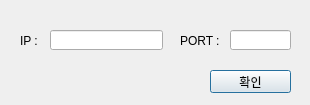
Old version of the form CCTV/QTui/alert_option.ui in the repository heisyoung/ELK-Project.
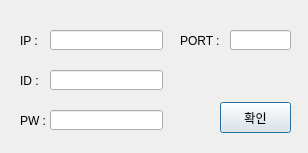
New version of the form.

Commit message: ES ID/PW 입력 추가

The edit to the form file:
```diff
--- a/CCTV/QTui/alert_option.ui
+++ b/CCTV/QTui/alert_option.ui
@@ -6,8 +6,8 @@
    <rect>
     <x>0</x>
     <y>0</y>
-    <width>310</width>
-    <height>105</height>
+    <width>308</width>
+    <height>153</height>
    </rect>
   </property>
   <property name="windowTitle">
@@ -65,16 +65,68 @@
   <widget class="QPushButton" name="okbtn">
    <property name="geometry">
     <rect>
-     <x>210</x>
-     <y>70</y>
-     <width>81</width>
-     <height>23</height>
+     <x>220</x>
+     <y>102</y>
+     <width>71</width>
+     <height>31</height>
     </rect>
    </property>
    <property name="text">
     <string>확인</string>
    </property>
   </widget>
+  <widget class="QLineEdit" name="input_id">
+   <property name="geometry">
+    <rect>
+     <x>50</x>
+     <y>70</y>
+     <width>113</width>
+     <height>20</height>
+    </rect>
+   </property>
+  </widget>
+  <widget class="QLineEdit" name="input_pw">
+   <property name="geometry">
+    <rect>
+     <x>50</x>
+     <y>110</y>
+     <width>113</width>
+     <height>20</height>
+    </rect>
+   </property>
+   <property name="text">
+    <string/>
+   </property>
+   <property name="echoMode">
+    <enum>QLineEdit::Password</enum>
+   </property>
+  </widget>
+  <widget class="QLabel" name="label_id">
+   <property name="geometry">
+    <rect>
+     <x>20</x>
+     <y>70</y>
+     <width>31</width>
+     <height>21</height>
+    </rect>
+   </property>
+   <property name="text">
+    <string>ID :</string>
+   </property>
+  </widget>
+  <widget class="QLabel" name="label_pw">
+   <property name="geometry">
+    <rect>
+     <x>20</x>
+     <y>110</y>
+     <width>31</width>
+     <height>21</height>
+    </rect>
+   </property>
+   <property name="text">
+    <string>PW :</string>
+   </property>
+  </widget>
  </widget>
  <resources/>
  <connections/>
```
Left out of the diff: 4 changed lines with no effect on the pictures. The commit also changes 1 other file.
